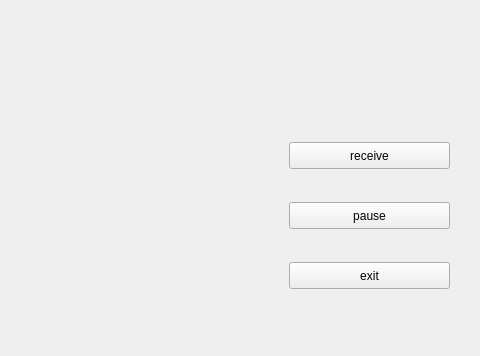
Above: udpSender/widget.ui from lp-github/es-final before the change; both pictures show x 111 to 591 and y 138 to 494 of the 591 by 494 pixel window. Below: the same form after it.
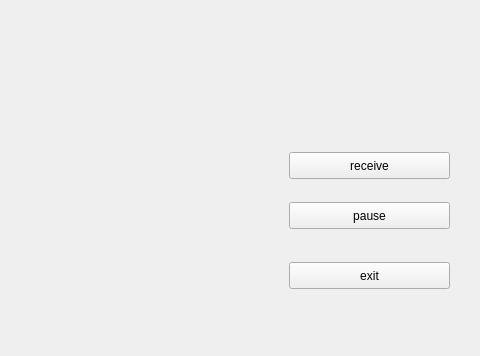
That is the form after the change.

What changed in the file:
```diff
--- a/udpSender/widget.ui
+++ b/udpSender/widget.ui
@@ -52,19 +52,6 @@
     <string>TextLabel</string>
    </property>
   </widget>
-  <widget class="QPushButton" name="receive">
-   <property name="geometry">
-    <rect>
-     <x>400</x>
-     <y>280</y>
-     <width>161</width>
-     <height>27</height>
-    </rect>
-   </property>
-   <property name="text">
-    <string>receive</string>
-   </property>
-  </widget>
   <widget class="QLabel" name="count">
    <property name="geometry">
     <rect>
@@ -78,6 +65,19 @@
     <string>0</string>
    </property>
   </widget>
+  <widget class="QPushButton" name="receive">
+   <property name="geometry">
+    <rect>
+     <x>400</x>
+     <y>290</y>
+     <width>161</width>
+     <height>27</height>
+    </rect>
+   </property>
+   <property name="text">
+    <string>receive</string>
+   </property>
+  </widget>
  </widget>
  <layoutdefault spacing="6" margin="11"/>
  <resources/>
```
